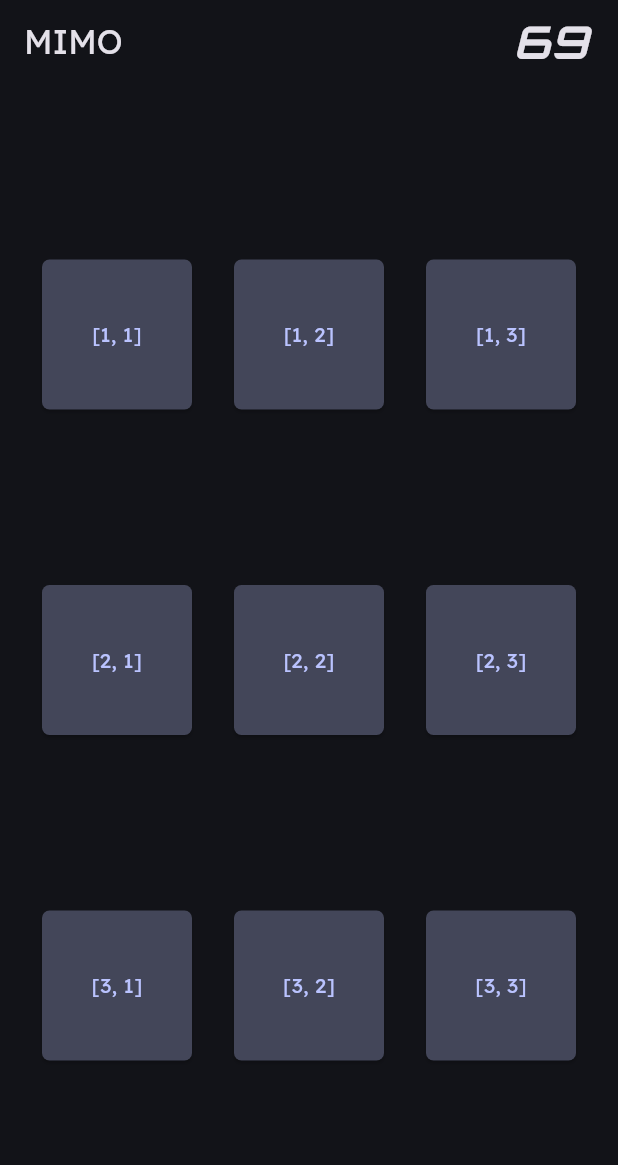
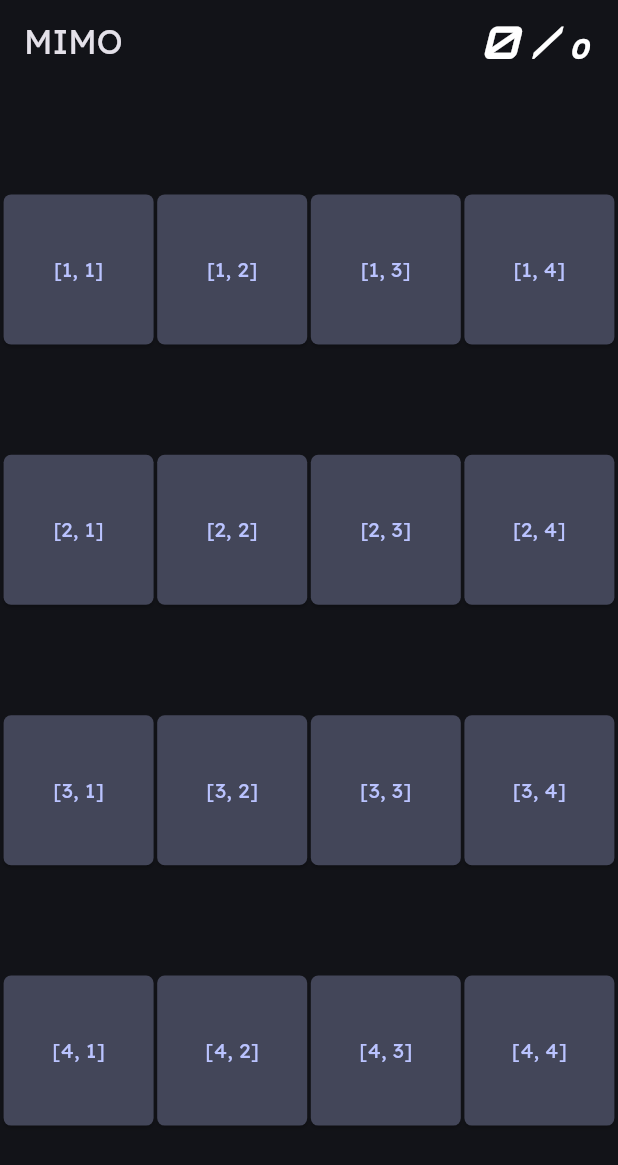
Before and after one commit to Empitrix/mimo, a Flutter app: the screen it shows after launch, on a phone screen of 412 x 824 dp. Shown: the top 1165 px of the screen. Run offline on Flutter 3.47's test engine with Material 2 defaults, Android fonts, the phone set to English and light mode, and no system bars; our stand-ins replace sqflite, sqflite_common_ffi; missing offline and left inert: glowy_borders; accounts and stored records are empty.

Commit message:
Added: database class, score table (text)
Added: Score text to appbar, add CRU(D) to databae for score, updated squer's color

```diff
--- a/lib/animation/generator.dart
+++ b/lib/animation/generator.dart
@@ -6,8 +6,14 @@ class GenerateAnimation {
 	final AnimationController controller;
 	late double maxValue;
 	late Function trigger;
+	late Color borderColor, baseColor;
 	GenerateAnimation({
-		required this.animation, required this.controller, required this.trigger, this.maxValue = 1});
+		required this.animation,
+		required this.controller,
+		required this.trigger,
+		required this.baseColor, required this.borderColor,
+		this.maxValue = 1
+	});
 }
 
 // Generate Expand animation
@@ -39,6 +45,8 @@ GenerateAnimation generateLinearAnimation({
 		animation: anim,
 		controller: ctrl,
 		maxValue: range.last.toDouble(),
+		borderColor: Colors.white,
+		baseColor: Colors.green,
 		trigger: trigger
 	);
 }
--- a/lib/components/square.dart
+++ b/lib/components/square.dart
@@ -8,14 +8,14 @@ class Square extends StatelessWidget {
 	final String text;
 	final GenerateAnimation animation;
 	final Color borderColor;
-	final Color selectColor;
+	final Color baseColor;
 	const Square({
 		super.key,
 		this.size = 50,
 		this.text = "",
 		required this.animation,
 		this.borderColor = Colors.red,
-		this.selectColor = Colors.red,
+		this.baseColor = Colors.red,
 	});
 
 	@override
@@ -52,7 +52,7 @@ class Square extends StatelessWidget {
 									backgroundColor: MaterialStatePropertyAll(
 										animation.controller.value == 1 ?
 										Theme.of(context).colorScheme.secondaryContainer:
-										selectColor
+										baseColor
 									),
 									shape: MaterialStatePropertyAll(RoundedRectangleBorder(
 										borderRadius: BorderRadius.circular(5),
--- /dev/null
+++ b/lib/config/public.dart
@@ -0,0 +1 @@
+String dbPath = "";
--- a/lib/views/home_page.dart
+++ b/lib/views/home_page.dart
@@ -1,6 +1,7 @@
 import 'package:flutter/material.dart';
 import 'package:mimo/animation/generator.dart';
 import 'package:mimo/components/square.dart';
+import 'package:mimo/database/db.dart';
 
 class HomePage extends StatefulWidget {
 	const HomePage({super.key});
@@ -11,12 +12,29 @@ class HomePage extends StatefulWidget {
 
 class _HomePageState extends State<HomePage> with TickerProviderStateMixin{
 
-	final int genNum = 3;
+	final int genNum = 4;
+	List<GenerateAnimation> animations = [];
+	bool isLoaded = false;
+	// Scores
+	int highScore = 0;
+	int currentScore = 0;
 
-	List<GenerateAnimation> animations = [];
+	Future<void> startTheGame() async {
 
+	}
 
 	Future<void> init() async {
+		DB db = DB();
+		setState(() { isLoaded = false; });
+		await updateDbPath();  // update database's path
+		await db.init();  // Initialize database (create table)
+		initAnimations();  // Load animations
+		highScore = await db.getScore();
+		// await db.updateScore(69);  // Update score just in case
+		setState(() { isLoaded = true; });
+	}
+
+	void initAnimations() {
 		// Initialize animations for squares
 		animations = List<GenerateAnimation>.generate(
 			genNum*genNum, (i) => generateLinearAnimation(
@@ -43,18 +61,40 @@ class _HomePageState extends State<HomePage> with TickerProviderStateMixin{
 					actions: [
 						Container(
 							margin: const EdgeInsets.only(right: 20),
-							child: Text(
-								"69",
-								style: TextStyle(
-									fontFamily: "Orbitron",
-									fontSize: 30,
-									fontStyle: FontStyle.italic
+							child: RichText(
+								text: TextSpan(
+									children: [
+										TextSpan(
+											text: currentScore.toString(),
+											style: const TextStyle(
+												fontFamily: "Orbitron",
+												fontSize: 30,
+												fontStyle: FontStyle.italic
+											),
+										),
+										const TextSpan(
+											text: " / ",
+											style: TextStyle(
+												fontFamily: "Orbitron",
+												fontSize: 30,
+												fontStyle: FontStyle.italic
+											),
+										),
+										TextSpan(
+											text: highScore.toString(),
+											style: const TextStyle(
+												fontFamily: "Josef",
+												fontSize: 20,
+												fontStyle: FontStyle.italic
+											),
+										),
+									]
 								),
 							),
 						)
 					],
 				),
-				body: Center(
+				body: isLoaded ? Center(
 					child: Column(
 						mainAxisAlignment: MainAxisAlignment.spaceEvenly,
 						children: [
@@ -67,7 +107,9 @@ class _HomePageState extends State<HomePage> with TickerProviderStateMixin{
 											Square(
 												size: 100,
 												text: "[${i + 1}, ${j + 1}]",
-												animation: animations[ (i * genNum) + j ]
+												animation: animations[ (i * genNum) + j ],
+												borderColor: animations[ (i * genNum) + j ].borderColor,
+												baseColor: animations[ (i * genNum) + j ].baseColor,
 											),
 										],
 									)
@@ -75,7 +117,7 @@ class _HomePageState extends State<HomePage> with TickerProviderStateMixin{
 							)
 						],
 					)
-				),
+				) : const Center(child: CircularProgressIndicator())
 			),
 		);
 	}
--- a/pubspec.yaml
+++ b/pubspec.yaml
@@ -10,6 +10,10 @@ dependencies:
   flutter:
     sdk: flutter
   glowy_borders: ^1.0.2
+  path: ^1.8.3
+  path_provider: ^2.1.1
+  sqflite: ^2.3.0
+  sqflite_common_ffi: ^2.3.0+2
 
 dev_dependencies:
   flutter_test:
```
Also changed, not shown: lib/database/db.dart (added, +61 -0 lines).
